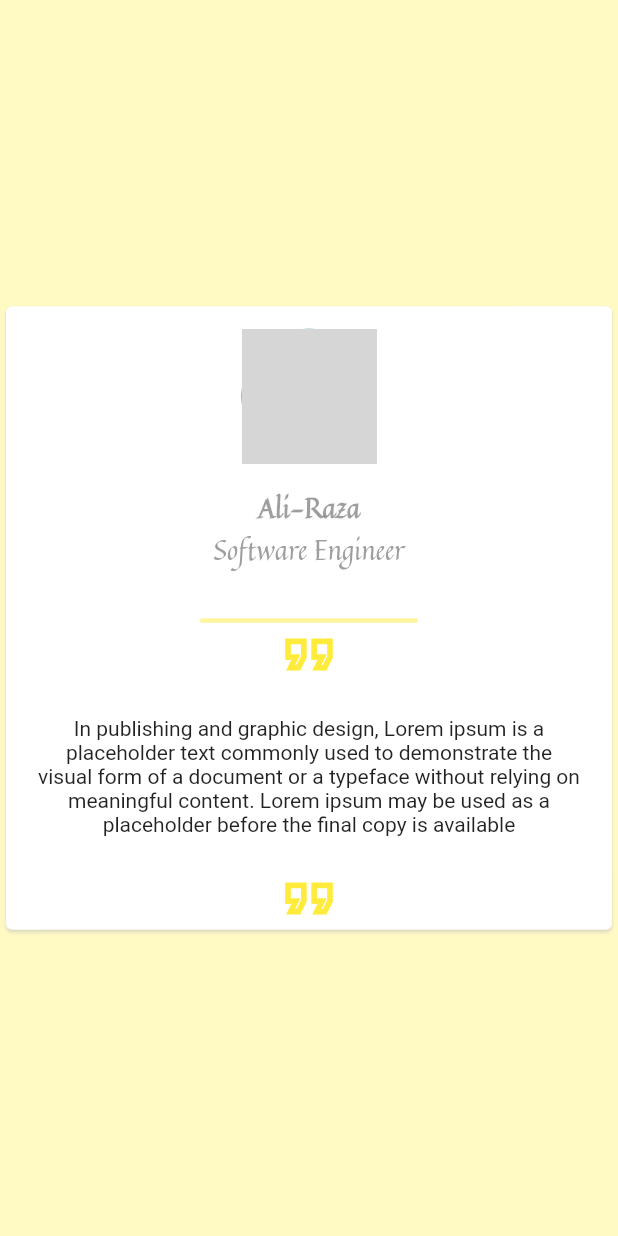
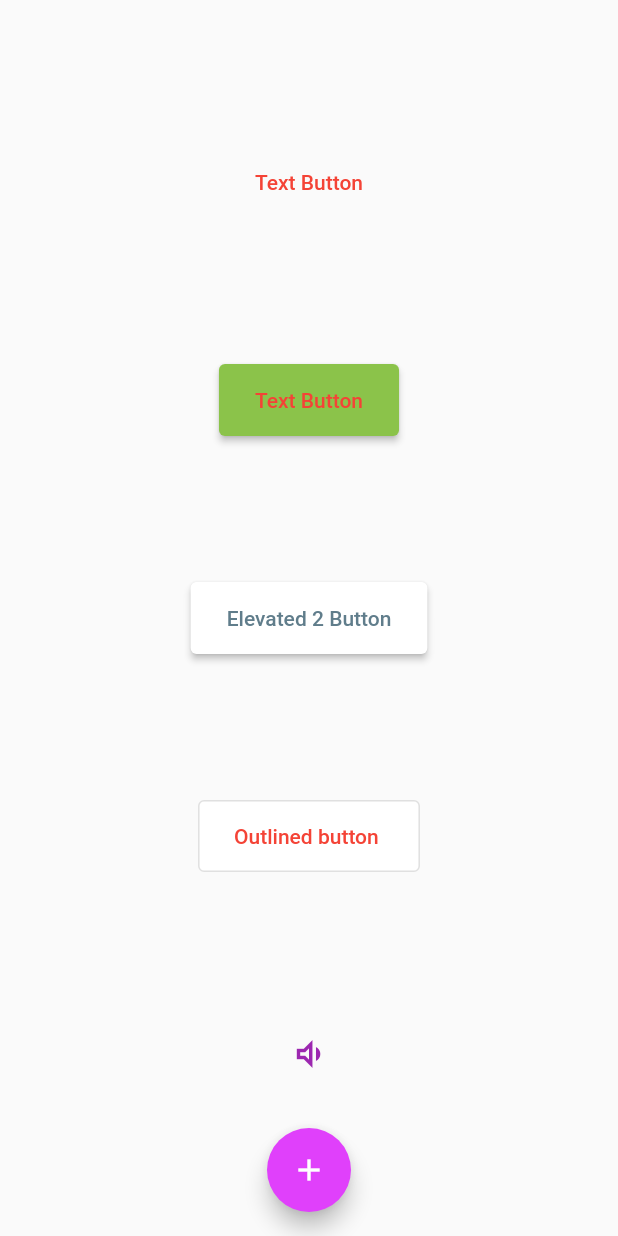
Before and after one commit to syedalirazazaidi/flutter_pract., a Flutter app: the screen it shows after launch, on a phone screen of 412 x 824 dp. Run offline on Flutter 3.47's test engine with Material 2 defaults, Android fonts, the light colour scheme and no system bars; grey boxes are pictures that could not be loaded.

Commit message:
add button

```diff
--- a/lib/main.dart
+++ b/lib/main.dart
@@ -14,91 +14,176 @@ class MyApp extends StatelessWidget {
   Widget build(BuildContext context) {
     return MaterialApp(
       home: Scaffold(
-        backgroundColor: Colors.yellow.shade100,
         body: SafeArea(
           child: Column(
-            // crossAxisAlignment: CrossAxisAlignment.center,
-             mainAxisAlignment: MainAxisAlignment.center,
-
+            mainAxisAlignment: MainAxisAlignment.spaceEvenly,
             children: [
-              SizedBox(
-                child: (Card(
-                    color: Colors.white,
-                    shadowColor: Colors.white,
-                    child: Column(
-                      children: [
-                        Container(
-                          height: 90,
-                          width: 90,
-                          margin: new EdgeInsets.symmetric(vertical: 15.0),
-                          decoration: BoxDecoration(
-                              borderRadius: BorderRadius.circular(150),
-                              border: Border.all(
-                                  color: Colors.cyan.shade800,
-                                  width: 3 // red as border color
-                                  ),
-                              image: DecorationImage(
-                                image: AssetImage('image/mypic.jpg'),
-                                fit: BoxFit.cover,
+              Center(
+                child: TextButton(
+                    onPressed: () {
+                      print('text button pressed');
+                    },
+                    onLongPress: () {
+                      print("ji");
+                    },
+                    child: Text(
+                      'Text Button',
+                      style: TextStyle(color: Colors.red),
                     )),
               ),
-                        Text(
-                          "Ali-Raza",
-                          style: TextStyle(
-                            fontSize: 18,
-                            fontWeight: FontWeight.w800,
-                            color: Colors.black38,
-                            fontFamily: 'Quintessential',
+              ElevatedButton(
+                onPressed: () {
+                  print('Elevated button');
+                },
+                style: ButtonStyle(
+                    backgroundColor:
+                        MaterialStateProperty.all(Colors.lightGreen)),
+                child: TextButton(
+                    onPressed: () {
+                      print('text button pressed');
+                    },
+                    onLongPress: () {
+                      print("ji");
+                    },
+                    child: Text(
+                      'Text Button',
+                      style: TextStyle(color: Colors.red),
+                    )),
+              ),
+              ElevatedButton(
+                onPressed: () {
+                  print('Elevated 2 button');
+                },
+                // s
+                // resolveWith((states)=>states.contains(MaterialState.pressed)&&Color.purple)
+
+                child: TextButton(
+                    onPressed: () {
+                      print('Elevated 2 button pressed');
+                    },
+                    onLongPress: () {
+                      print("Elevated 2 long button pressed");
+                    },
+                    child: Text(
+                      'Elevated 2 Button',
+                      style: TextStyle(color: Colors.blueGrey),
+                    )),
+                style: ButtonStyle(
+                  backgroundColor: MaterialStateProperty.resolveWith((states) =>
+                      states.contains(MaterialState.pressed)
+                          ? Colors.red
+                          : Colors.white),
                 ),
               ),
-                        Text(
-                          "Software Engineer",
-                          style: TextStyle(
-                            fontSize: 18,
-                            color: Colors.grey,
-                            fontFamily: 'Quintessential',
+              OutlinedButton(
+                onPressed: () {
+                  print('Outlined button ');
+                },
+                child: TextButton(
+                    onPressed: () {
+                      print('Elevated 2 button pressed');
+                    },
+                    onLongPress: () {
+                      print("Elevated 2 long button pressed");
+                    },
+                    child: Text(
+                      'Outlined button ',
+                      style: TextStyle(color: Colors.red),
+                    )),
+                style: ButtonStyle(
+                  backgroundColor: MaterialStateProperty.resolveWith((states) =>
+                      states.contains(MaterialState.pressed)
+                          ? Colors.red
+                          : Colors.white),
                 ),
               ),
-                        Container(
-                          height: 35,
-                          width: 145,
-                          decoration: BoxDecoration(
-                            border: Border(
-                              bottom: BorderSide(
-                                width: 3.0,
-                                color: Colors.yellow.shade200,
-                              ),
-                            ),
-                            // color: Colors.white,
-                          ),
-                        ),
-                        Container(
-                          child: Icon(
-                            Icons.format_quote_outlined,
-                            color: Colors.yellow,
-                            size: 42,
-                          ),
-                        ),
-                        Container(
-                            child: Padding(
-                          padding: const EdgeInsets.all(20.3),
-                          child: (Text(
-                            "In publishing and graphic design, Lorem ipsum is a placeholder text commonly used to demonstrate the visual form of a document or a typeface without relying on meaningful content. Lorem ipsum may be used as a placeholder before the final copy is available",
-                            overflow: TextOverflow.ellipsis,
-                            maxLines: 5,
-                            textAlign: TextAlign.center,
-                          )),
-                        )),
-                        Container(
-                          child: Icon(
-                            Icons.format_quote_outlined,
-                            color: Colors.yellow,
-                            size: 42,
-                          ),
+              IconButton(
+                onPressed: () => print("VOLUME"),
+                icon: Icon(Icons.volume_down_outlined),
+                color: Colors.purple,
+                iconSize: 28,
               )
             ],
-                    ))),
-              ),
+            // mainAxisAlignment: MainAxisAlignment.center,
+            // children: [
+            // SizedBox(
+            //   child: (Card(
+            //       color: Colors.white,
+            //       shadowColor: Colors.white,
+            //       child: Column(
+            //         children: [
+            //           Container(
+            //             height: 90,
+            //             width: 90,
+            //             margin: new EdgeInsets.symmetric(vertical: 15.0),
+            //             decoration: BoxDecoration(
+            //                 borderRadius: BorderRadius.circular(150),
+            //                 border: Border.all(
+            //                     color: Colors.cyan.shade800,
+            //                     width: 3 // red as border color
+            //                     ),
+            //                 image: DecorationImage(
+            //                   image: AssetImage('image/mypic.jpg'),
+            //                   fit: BoxFit.cover,
+            //                 )),
+            //           ),
+            //           Text(
+            //             "Ali-Raza",
+            //             style: TextStyle(
+            //               fontSize: 18,
+            //               fontWeight: FontWeight.w800,
+            //               color: Colors.black38,
+            //               fontFamily: 'Quintessential',
+            //             ),
+            //           ),
+            //           Text(
+            //             "Software Engineer",
+            //             style: TextStyle(
+            //               fontSize: 18,
+            //               color: Colors.grey,
+            //               fontFamily: 'Quintessential',
+            //             ),
+            //           ),
+            //           Container(
+            //             height: 35,
+            //             width: 145,
+            //             decoration: BoxDecoration(
+            //               border: Border(
+            //                 bottom: BorderSide(
+            //                   width: 3.0,
+            //                   color: Colors.yellow.shade200,
+            //                 ),
+            //               ),
+            //               // color: Colors.white,
+            //             ),
+            //           ),
+            //           Container(
+            //             child: Icon(
+            //               Icons.format_quote_outlined,
+            //               color: Colors.yellow,
+            //               size: 42,
+            //             ),
+            //           ),
+            //           Container(
+            //               child: Padding(
+            //             padding: const EdgeInsets.all(20.3),
+            //             child: (Text(
+            //               "In publishing and graphic design, Lorem ipsum is a placeholder text commonly used to demonstrate the visual form of a document or a typeface without relying on meaningful content. Lorem ipsum may be used as a placeholder before the final copy is available",
+            //               overflow: TextOverflow.ellipsis,
+            //               maxLines: 5,
+            //               textAlign: TextAlign.center,
+            //             )),
+            //           )),
+            //           Container(
+            //             child: Icon(
+            //               Icons.format_quote_outlined,
+            //               color: Colors.yellow,
+            //               size: 42,
+            //             ),
+            //           )
+            //         ],
+            //       ))),
+            // ),
 
             // Container(
             //   height: 60,
@@ -161,9 +246,20 @@ class MyApp extends StatelessWidget {
             //     size: 42,
             //   ),
             // )
-            ],
+            // ],
           ),
         ),
+        floatingActionButton:FloatingActionButton(
+          onPressed: ()=>print("hello"),
+          child: Icon(Icons.add),
+          splashColor: Colors.grey,
+          backgroundColor: Colors.purpleAccent,
+        ),
+            floatingActionButtonLocation: FloatingActionButtonLocation.centerFloat,
+            // IconButton(icon: Icon(Icons.add),
+            //     iconSize: 48,
+            //
+            //     onPressed: () => print("-----")),
 
         // backgroundColor: Colors.black,
         // body: SafeArea(
```
Lines whose indentation alone changed are shown as unchanged.
